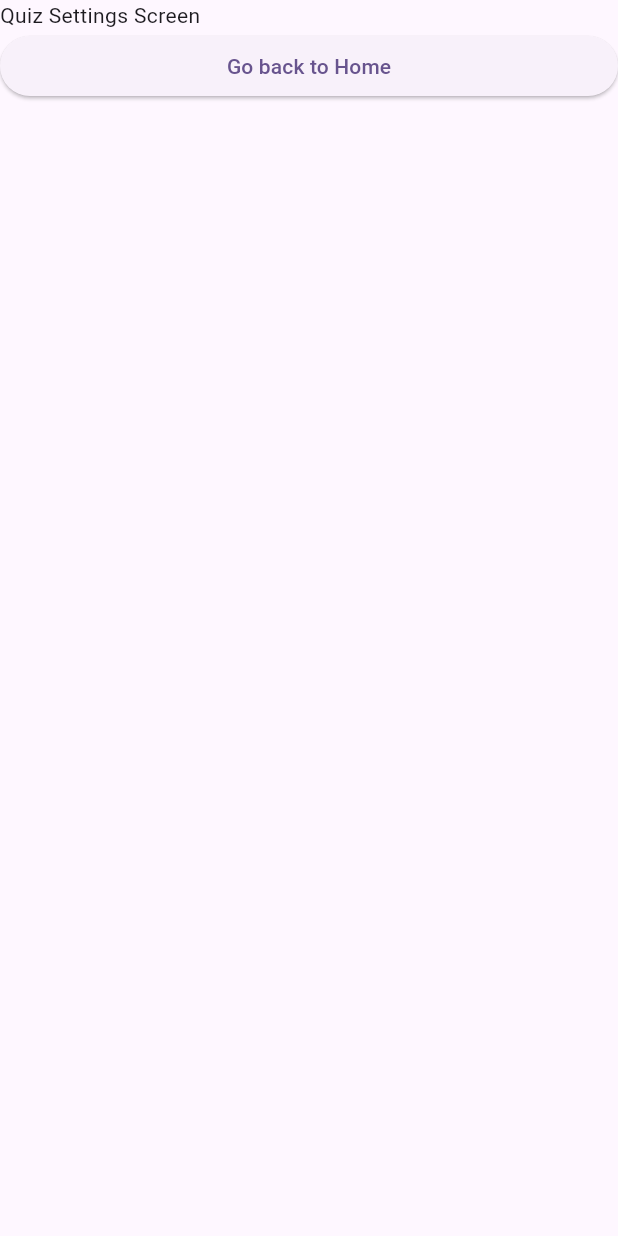
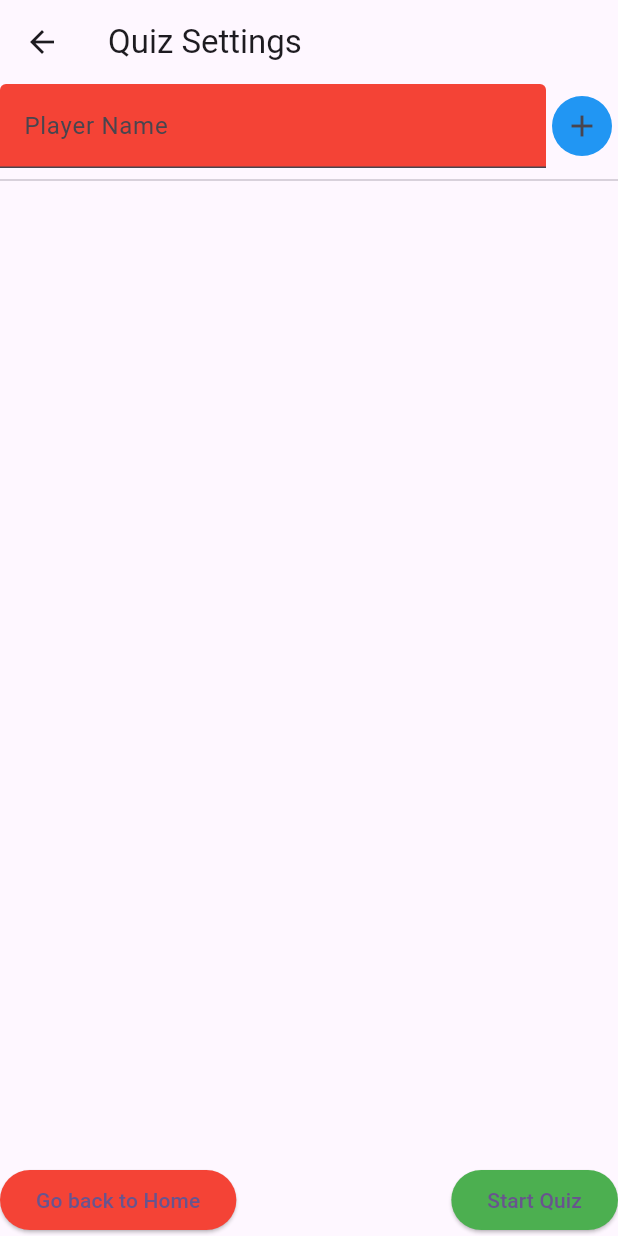
Before and after one commit to cavareal/Quiz_Flutter, a Flutter app: the QuizSettingsScreen screen opened by its route, on a phone screen of 412 x 824 dp. Run offline on Flutter 3.47's test engine with Material 3 defaults, Android fonts, the phone set to English and light mode, and no system bars.

Commit message:
feat: add the player name selection screen

```diff
--- a/lib/ui/screens/quiz_settings_screen.dart
+++ b/lib/ui/screens/quiz_settings_screen.dart
@@ -1,23 +1,123 @@
 import 'package:flutter/material.dart';
 
-class QuizSettingsScreen extends StatelessWidget {
+class QuizSettingsScreen extends StatefulWidget {
   const QuizSettingsScreen({super.key});
+
+  @override
+  State<QuizSettingsScreen> createState() => _QuizSettingsScreenState();
+}
+
+class _QuizSettingsScreenState extends State<QuizSettingsScreen> {
+  final TextEditingController _textFieldController = TextEditingController();
+  final GlobalKey<FormState> _formKey = GlobalKey<FormState>();
+
+  final List<String> _playerNames = [];
 
   @override
   Widget build(BuildContext context) {
     return Scaffold(
-      body: Center(
-        child: ListView(
+      appBar: AppBar(
+        title: const Text('Quiz Settings'),
+      ),
+      body: Column(
+        children: [
+          Expanded(child:
+            Column(
+              crossAxisAlignment: CrossAxisAlignment.center,
+              children: [
+                Form(
+                  key: _formKey,
+                  child: Row(
+                    children: [
+                      Expanded(
+                        child:TextFormField(
+                          decoration: const InputDecoration(
+                            labelText: 'Player Name',
+                            fillColor: Colors.red,
+                            filled: true,
+                          ),
+                          controller: _textFieldController,
+                          validator: (value) {
+                            if (value == null || value.isEmpty) {
+                              return 'Please enter a name';
+                            }
+                            return null;
+                          },
+                        )
+                      ),
+                      IconButton(
+                        style: ButtonStyle(
+                          backgroundColor: WidgetStateProperty.all(Colors.blue),
+                        ),
+                        onPressed: () {
+                          if (_formKey.currentState!.validate()) {
+                            setState(() {
+                              _playerNames.add(_textFieldController.text);
+                              _textFieldController.clear();
+                            });
+                          }
+                        },
+                        icon: const Icon(Icons.add)
+                      )
+                    ]
+                  ),
+                ),
+                const Divider(),
+                Expanded(child:
+                  ListView.separated(
+                    itemCount: _playerNames.length,
+                    itemBuilder: (context, index) {
+                      return ListTile(
+                        tileColor: Colors.red,
+                        title: Text(_playerNames[index]),
+                        trailing: IconButton(
+                          style: ButtonStyle(
+                            backgroundColor: WidgetStateProperty.all(Colors.blue),
+                          ),
+                          icon: const Icon(Icons.remove),
+                          onPressed: () {
+                            setState(() {
+                              _playerNames.removeAt(index);
+                            });
+                          }
+                        )
+                      );
+                    },
+                    separatorBuilder: (BuildContext context, int index) {
+                      return const Divider();
+                    },
+                  )
+                )
+              ],
+            ),
+          ),
+          Row(
+            mainAxisAlignment: MainAxisAlignment.spaceBetween,
             children: [
-              const Text('Quiz Settings Screen'),
               ElevatedButton(
-                  onPressed:() {
-                    Navigator.of(context).pop();
-                  },
-                  child: const Text('Go back to Home')
+                style: ButtonStyle(
+                  backgroundColor: WidgetStateProperty.all(Colors.red),
+                ),
+                onPressed:() {
+                  Navigator.of(context).pop();
+                },
+                child: const Text('Go back to Home')
+              ),
+              ElevatedButton(
+                style: ButtonStyle(
+                  backgroundColor: WidgetStateProperty.all(Colors.green),
+                ),
+                onPressed:() {
+                  if (_playerNames.length < 2) {
+                    return;
+                  }
+                  Navigator.of(context).pushNamed('/quiz');
+                },
+                child: const Text('Start Quiz')
               )
-            ]
-        ),
+            ],
+          )
+        ]
       ),
     );
   }
```
